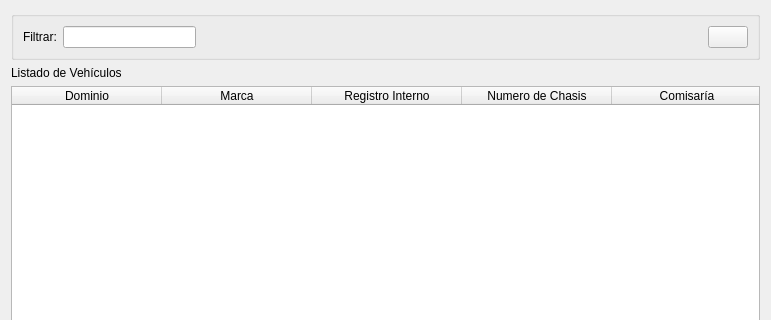
Qt form src/ui/WidgetListadoDeVehiculos.ui (guilleurrutia10/division-transporte) before a commit; both pictures show x 0 to 771 and y 0 to 320 of the 771 by 476 pixel window.
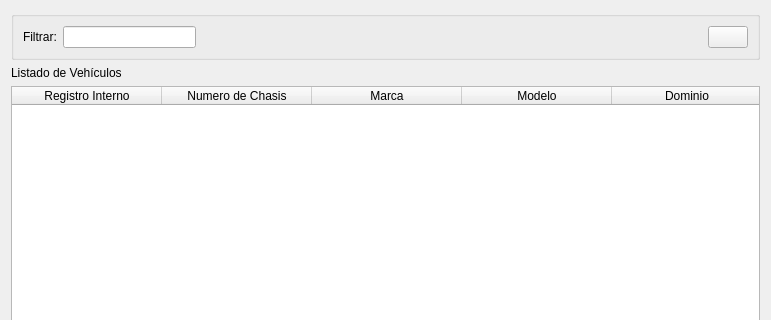
The same form after that commit. Icons and pictures are not drawn.

Patch:
```diff
--- a/src/ui/WidgetListadoDeVehiculos.ui
+++ b/src/ui/WidgetListadoDeVehiculos.ui
@@ -121,16 +121,6 @@
      <attribute name="horizontalHeaderStretchLastSection">
       <bool>true</bool>
      </attribute>
-     <column>
-      <property name="text">
-       <string>Dominio</string>
-      </property>
-     </column>
-     <column>
-      <property name="text">
-       <string>Marca</string>
-      </property>
-     </column>
      <column>
       <property name="text">
        <string>Registro Interno</string>
@@ -143,7 +133,17 @@
      </column>
      <column>
       <property name="text">
-       <string>Comisaría</string>
+       <string>Marca</string>
+      </property>
+     </column>
+     <column>
+      <property name="text">
+       <string>Modelo</string>
+      </property>
+     </column>
+     <column>
+      <property name="text">
+       <string>Dominio</string>
       </property>
      </column>
     </widget>
```
